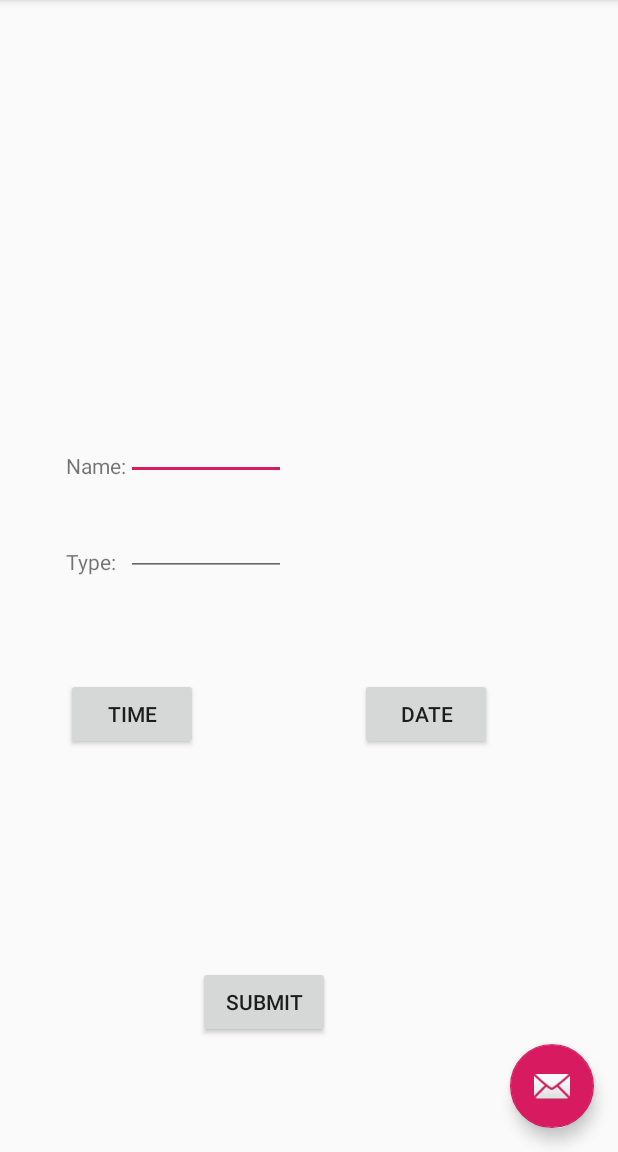
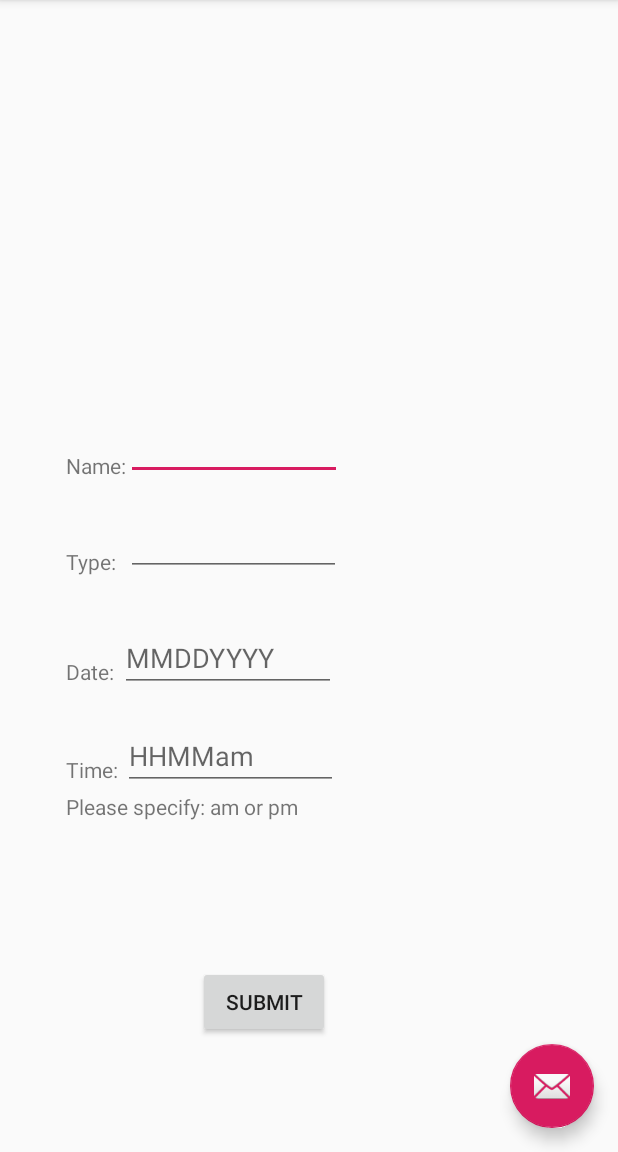
Before and after one commit to DarthSyntax/Reminder, an Android app: the ReminderActivity screen opened directly, with no data from a screen before it, on a phone screen of 412 x 824 dp, the part 84-1236 px from its top. Run offline under Robolectric (Android 15) with nearby library versions, the phone set to English and light mode, and no system bars.

Commit message:
set date and alert inputs, added to Reminder class, created Alert and User classes

```diff
--- a/GroupProject/GLM/app/src/main/java/seclass/qc/edu/glm/ReminderActivity.java
+++ b/GroupProject/GLM/app/src/main/java/seclass/qc/edu/glm/ReminderActivity.java
@@ -11,6 +11,9 @@ import android.widget.Button;
 import android.widget.EditText;
 import android.widget.Toast;
 
+import java.text.SimpleDateFormat;
+import java.util.*;
+
 public class ReminderActivity extends AppCompatActivity {
 
     public static int hour;
@@ -19,6 +22,18 @@ public class ReminderActivity extends AppCompatActivity {
     EditText getType;
     String name = "";
     String type = "";
+
+    EditText getDate;
+    EditText getTime;
+    String date;
+    String time;
+/*
+    Date date;
+    String formatDate = new SimpleDateFormat("MMddyyyy").format(date);
+    Date time;
+    String formatTime = new SimpleDateFormat("hhmmaa").format(time);
+*/
+
     Intent rListActivity;
 
     @Override
@@ -43,10 +58,18 @@ public class ReminderActivity extends AppCompatActivity {
         name = getName.getText().toString();
         getType = (EditText) findViewById(R.id.enterType);
         type = getType.getText().toString();
-        Reminder reminder = new Reminder(type, name);
+
+        getDate = (EditText) findViewById(R.id.enterDate);
+        date = getDate.getText().toString();
+        getTime = (EditText) findViewById(R.id.enterTime);
+        time = getTime.getText().toString();
+
+        Reminder reminder = new Reminder(type, name, date, time);
         rListActivity = new Intent(this, RListActivity.class);
         rListActivity.putExtra("name", name);
         rListActivity.putExtra("type", type);
+        rListActivity.putExtra("date", date);
+        rListActivity.putExtra("time", time);
 
         finish();
     }
--- a/GroupProject/GLM/app/src/main/res/layout/content_reminder.xml
+++ b/GroupProject/GLM/app/src/main/res/layout/content_reminder.xml
@@ -40,7 +40,7 @@
 
     <EditText
         android:id="@+id/enterName"
-        android:layout_width="wrap_content"
+        android:layout_width="144dp"
         android:layout_height="wrap_content"
         android:layout_marginLeft="84dp"
         android:ems="5"
@@ -49,31 +49,86 @@
 
     <EditText
         android:id="@+id/enterType"
-        android:layout_width="wrap_content"
+        android:layout_width="143dp"
         android:layout_height="wrap_content"
         android:layout_marginLeft="84dp"
         android:ems="5"
         app:layout_constraintBottom_toBottomOf="@id/type"
         app:layout_constraintLeft_toLeftOf="parent" />
 
-    <Button
+    <TextView
+        android:id="@+id/date"
+        android:layout_width="wrap_content"
+        android:layout_height="wrap_content"
+        android:layout_marginStart="44dp"
+        android:layout_marginTop="54dp"
+        android:text="Date:"
+        app:layout_constraintStart_toStartOf="parent"
+        app:layout_constraintTop_toBottomOf="@+id/type" />
+
+    <TextView
         android:id="@+id/time"
         android:layout_width="wrap_content"
         android:layout_height="wrap_content"
-        android:layout_marginBottom="268dp"
-        android:text="Time"
-        app:layout_constraintBottom_toBottomOf="parent"
-        app:layout_constraintLeft_toLeftOf="@id/name"
-        android:onClick="dateAndTime"/>
+        android:layout_marginStart="44dp"
+        android:layout_marginTop="46dp"
+        android:text="Time:"
+        app:layout_constraintStart_toStartOf="parent"
+        app:layout_constraintTop_toBottomOf="@+id/date" />
 
-    <Button
-        android:id="@+id/date"
+    <EditText
+        android:id="@+id/enterDate"
+        android:layout_width="144dp"
+        android:layout_height="45dp"
+        android:layout_marginStart="4dp"
+        android:layout_marginTop="32dp"
+        android:ems="10"
+        android:hint="MMDDYYYY"
+        android:inputType="date"
+        app:layout_constraintStart_toEndOf="@+id/date"
+        app:layout_constraintTop_toBottomOf="@+id/enterType" />
+
+    <EditText
+        android:id="@+id/enterTime"
+        android:layout_width="143dp"
+        android:layout_height="45dp"
+        android:layout_marginStart="3dp"
+        android:layout_marginTop="20dp"
+        android:ems="10"
+        android:hint="HHMMam"
+        android:inputType="time"
+        app:layout_constraintStart_toEndOf="@+id/time"
+        app:layout_constraintTop_toBottomOf="@+id/enterDate" />
+
+    <TextView
+        android:id="@+id/textView2"
         android:layout_width="wrap_content"
         android:layout_height="wrap_content"
-        android:layout_marginLeft="240dp"
-        android:text="Date"
-        app:layout_constraintBottom_toBottomOf="@id/time"
-        app:layout_constraintLeft_toLeftOf="parent"
-        android:onClick="dateAndTime"/>
+        android:layout_marginStart="44dp"
+        android:layout_marginTop="1dp"
+        android:text="Please specify: am or pm"
+        app:layout_constraintStart_toStartOf="parent"
+        app:layout_constraintTop_toBottomOf="@+id/enterTime" />
+
+
+    <!--<Button-->
+        <!--android:id="@+id/time"-->
+        <!--android:layout_width="wrap_content"-->
+        <!--android:layout_height="wrap_content"-->
+        <!--android:layout_marginBottom="268dp"-->
+        <!--android:text="Time"-->
+        <!--app:layout_constraintBottom_toBottomOf="parent"-->
+        <!--app:layout_constraintLeft_toLeftOf="@id/name"-->
+        <!--android:onClick="dateAndTime"/>-->
+
+    <!--<Button-->
+        <!--android:id="@+id/date"-->
+        <!--android:layout_width="wrap_content"-->
+        <!--android:layout_height="wrap_content"-->
+        <!--android:layout_marginLeft="240dp"-->
+        <!--android:text="Date"-->
+        <!--app:layout_constraintBottom_toBottomOf="@id/time"-->
+        <!--app:layout_constraintLeft_toLeftOf="parent"-->
+        <!--android:onClick="dateAndTime"/>-->
 
 </android.support.constraint.ConstraintLayout>
--- a/GroupProject/GLM/app/src/main/res/layout/content_rlist.xml
+++ b/GroupProject/GLM/app/src/main/res/layout/content_rlist.xml
@@ -39,7 +39,7 @@
         android:layout_marginLeft="16dp"
         android:layout_marginTop="36dp"
         android:ems="5"
-        android:text="Enter name"
+        android:hint="Enter name"
         app:layout_constraintLeft_toLeftOf="parent"
         app:layout_constraintTop_toBottomOf="@id/usersLists" />
 
```
Also changed, not shown: GroupProject/GLM/app/src/main/java/seclass/qc/edu/glm/Alert.java (added, +15 -0 lines), GroupProject/GLM/app/src/main/java/seclass/qc/edu/glm/RListActivity.java (+8 -2 lines), GroupProject/GLM/app/src/main/java/seclass/qc/edu/glm/Reminder.java (+6 -2 lines), GroupProject/GLM/app/src/main/java/seclass/qc/edu/glm/ReminderList.java (+10 -3 lines), GroupProject/GLM/app/src/main/java/seclass/qc/edu/glm/User.java (added, +14 -0 lines).
